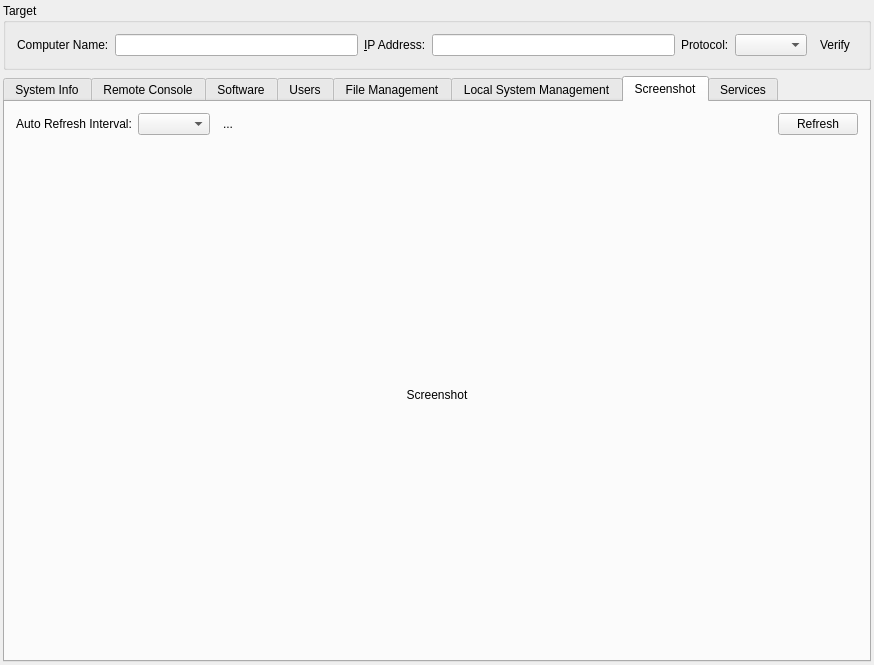
First picture: the form in src/plugins/controlcenter/systemmanagement/systemmanagementwidget.ui, repository ihehui/managementsystem, before the edit.
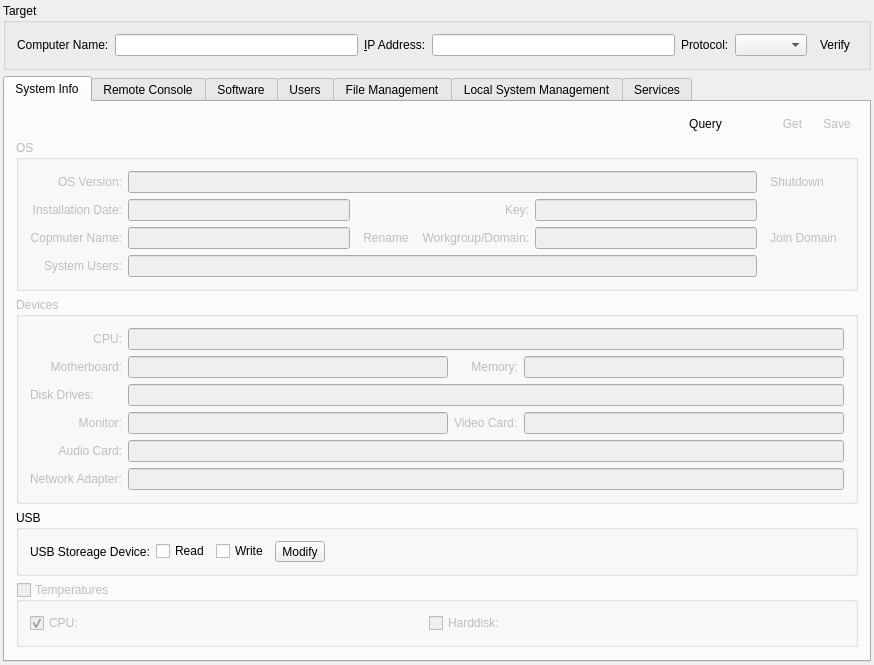
Second picture: the form after the edit. The open tabs and pages were chosen to show the change. Icons and pictures are not drawn. Custom widgets are drawn as their Qt base class.

Patch:
```diff
--- a/src/plugins/controlcenter/systemmanagement/systemmanagementwidget.ui
+++ b/src/plugins/controlcenter/systemmanagement/systemmanagementwidget.ui
@@ -897,80 +897,6 @@
        </item>
       </layout>
      </widget>
-     <widget class="QWidget" name="tabScreenshot">
-      <attribute name="title">
-       <string>Screenshot</string>
-      </attribute>
-      <layout class="QVBoxLayout" name="verticalLayout_5">
-       <item>
-        <layout class="QHBoxLayout" name="horizontalLayout_4">
-         <item>
-          <widget class="QLabel" name="labelRefreshInterval">
-           <property name="text">
-            <string>Auto Refresh Interval:</string>
-           </property>
-          </widget>
-         </item>
-         <item>
-          <widget class="QComboBox" name="comboBoxRefreshInterval"/>
-         </item>
-         <item>
-          <widget class="QToolButton" name="toolButton">
-           <property name="text">
-            <string>...</string>
-           </property>
-           <property name="icon">
-            <iconset resource="../controlcenter.qrc">
-             <normaloff>:/icon/resources/images/backup.png</normaloff>:/icon/resources/images/backup.png</iconset>
-           </property>
-           <property name="autoRaise">
-            <bool>true</bool>
-           </property>
-          </widget>
-         </item>
-         <item>
-          <spacer name="horizontalSpacer_7">
-           <property name="orientation">
-            <enum>Qt::Horizontal</enum>
-           </property>
-           <property name="sizeHint" stdset="0">
-            <size>
-             <width>40</width>
-             <height>20</height>
-            </size>
-           </property>
-          </spacer>
-         </item>
-         <item>
-          <widget class="QPushButton" name="pushButtonRefreshScreenshot">
-           <property name="text">
-            <string>Refresh</string>
-           </property>
-          </widget>
-         </item>
-        </layout>
-       </item>
-       <item>
-        <widget class="QLabel" name="labelScreenshot">
-         <property name="sizePolicy">
-          <sizepolicy hsizetype="Expanding" vsizetype="Expanding">
-           <horstretch>0</horstretch>
-           <verstretch>0</verstretch>
-          </sizepolicy>
-         </property>
-         <property name="text">
-          <string>Screenshot</string>
-         </property>
-         <property name="scaledContents">
-          <bool>true</bool>
-         </property>
-         <property name="alignment">
-          <set>Qt::AlignCenter</set>
-         </property>
-        </widget>
-       </item>
-      </layout>
-     </widget>
      <widget class="HEHUI::ServicesManagement" name="tabServices">
       <attribute name="title">
        <string>Services</string>
```
Left out of the diff: 2 changed lines with no effect on the pictures.
